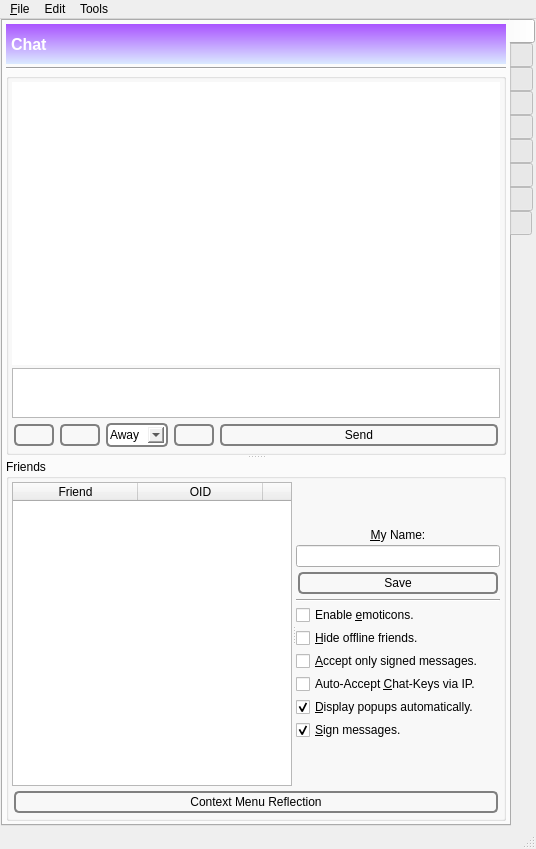
xloem/spot-on-svn, file GoldBug-UI/controlcenter.ui: the form before one commit.
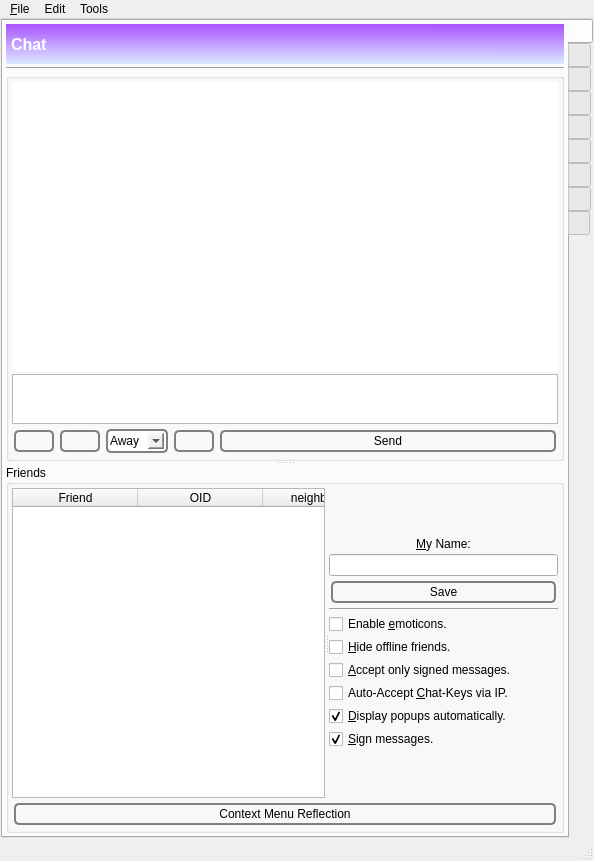
The form after the commit. The open tabs and pages were chosen to show the change. Icons and pictures are not drawn. Custom widgets are drawn as their Qt base class.

Commit message: Updated tab ordering.

```diff
--- a/GoldBug-UI/controlcenter.ui
+++ b/GoldBug-UI/controlcenter.ui
@@ -6,8 +6,8 @@
    <rect>
     <x>0</x>
     <y>0</y>
-    <width>536</width>
-    <height>849</height>
+    <width>594</width>
+    <height>861</height>
    </rect>
   </property>
   <property name="windowTitle">
@@ -208,8 +208,8 @@
                    <string>&lt;!DOCTYPE HTML PUBLIC &quot;-//W3C//DTD HTML 4.0//EN&quot; &quot;http://www.w3.org/TR/REC-html40/strict.dtd&quot;&gt;
 &lt;html&gt;&lt;head&gt;&lt;meta name=&quot;qrichtext&quot; content=&quot;1&quot; /&gt;&lt;style type=&quot;text/css&quot;&gt;
 p, li { white-space: pre-wrap; }
-&lt;/style&gt;&lt;/head&gt;&lt;body style=&quot; font-family:'MS Shell Dlg 2'; font-size:7.8pt; font-weight:400; font-style:normal;&quot;&gt;
-&lt;p style=&quot;-qt-paragraph-type:empty; margin-top:0px; margin-bottom:0px; margin-left:0px; margin-right:0px; -qt-block-indent:0; text-indent:0px; font-size:8pt;&quot;&gt;&lt;br /&gt;&lt;/p&gt;&lt;/body&gt;&lt;/html&gt;</string>
+&lt;/style&gt;&lt;/head&gt;&lt;body style=&quot; font-family:'Sans'; font-size:10pt; font-weight:400; font-style:normal;&quot;&gt;
+&lt;p style=&quot;-qt-paragraph-type:empty; margin-top:0px; margin-bottom:0px; margin-left:0px; margin-right:0px; -qt-block-indent:0; text-indent:0px; font-family:'MS Shell Dlg 2'; font-size:8pt;&quot;&gt;&lt;br /&gt;&lt;/p&gt;&lt;/body&gt;&lt;/html&gt;</string>
                   </property>
                  </widget>
                 </item>
@@ -9992,8 +9992,8 @@
     <rect>
      <x>0</x>
      <y>0</y>
-     <width>536</width>
-     <height>31</height>
+     <width>594</width>
+     <height>24</height>
     </rect>
    </property>
    <widget class="QMenu" name="menu_File">
```
Left out of the diff: 517 changed lines with no effect on the pictures.
